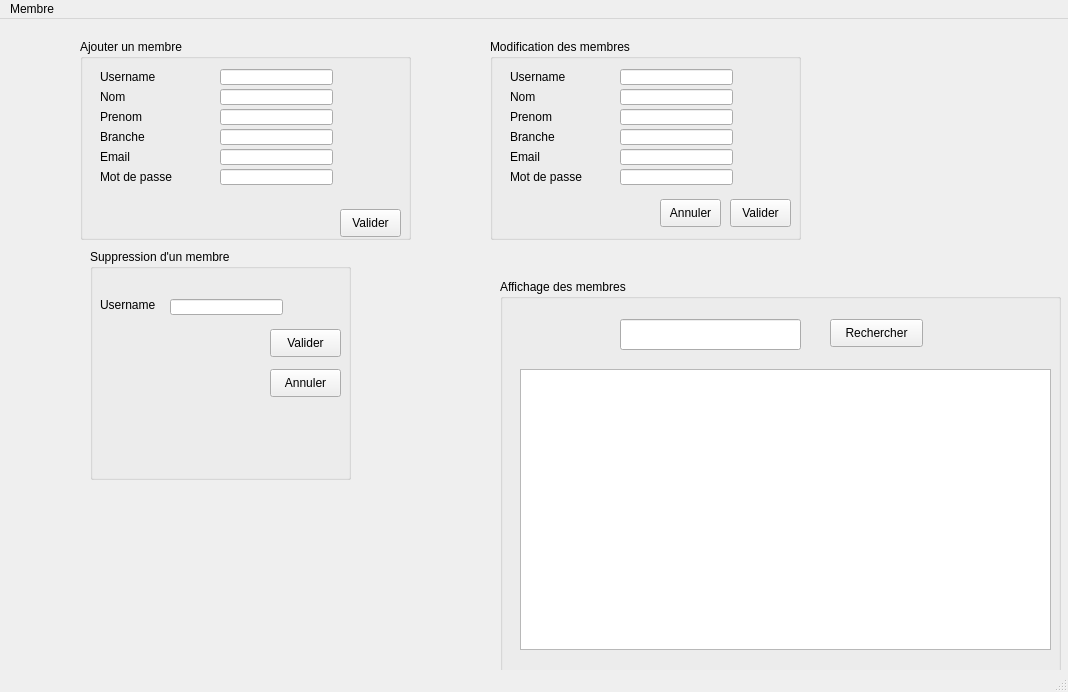
Above: mainwindow.ui from Mahdi-dahmani/Smart-Aid-association-2A9 before the change. Below: the same form after it.
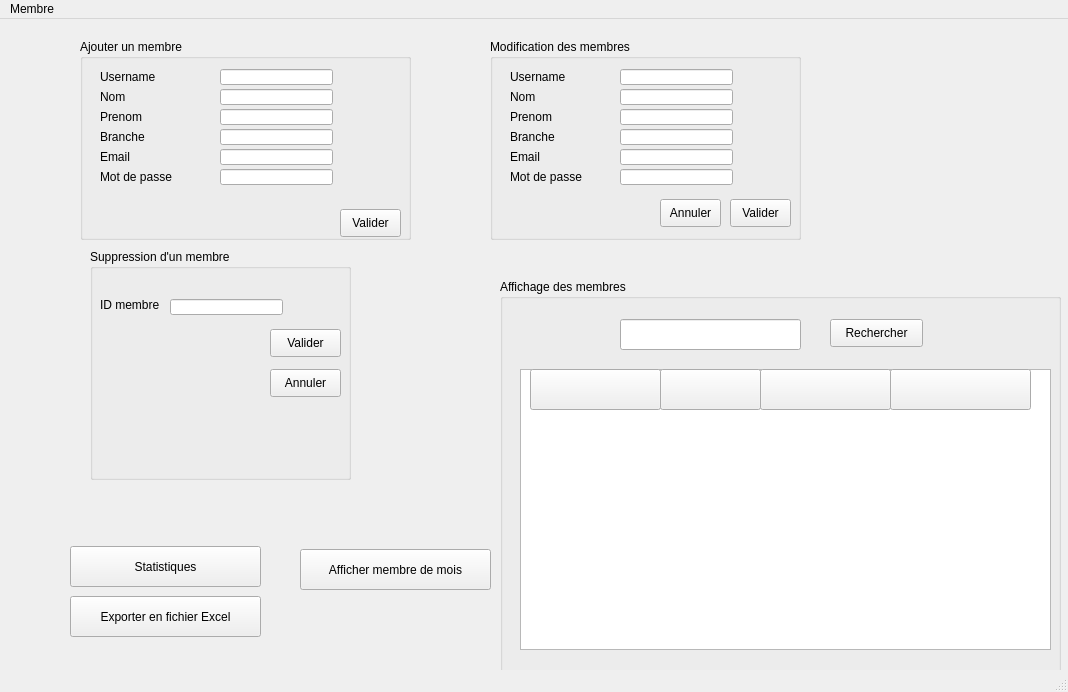
That is the form after the change.

```diff
--- a/mainwindow.ui
+++ b/mainwindow.ui
@@ -200,7 +200,7 @@
       </rect>
      </property>
      <property name="text">
-      <string>Username</string>
+      <string>ID membre</string>
      </property>
     </widget>
     <widget class="QLineEdit" name="lineEdit_supp_user">
@@ -465,6 +465,97 @@
       <string>Rechercher</string>
      </property>
     </widget>
+    <widget class="QPushButton" name="p_nom">
+     <property name="geometry">
+      <rect>
+       <x>160</x>
+       <y>90</y>
+       <width>101</width>
+       <height>41</height>
+      </rect>
+     </property>
+     <property name="text">
+      <string/>
+     </property>
+    </widget>
+    <widget class="QPushButton" name="p_id">
+     <property name="geometry">
+      <rect>
+       <x>30</x>
+       <y>90</y>
+       <width>131</width>
+       <height>41</height>
+      </rect>
+     </property>
+     <property name="text">
+      <string/>
+     </property>
+    </widget>
+    <widget class="QPushButton" name="p_prenom">
+     <property name="geometry">
+      <rect>
+       <x>260</x>
+       <y>90</y>
+       <width>131</width>
+       <height>41</height>
+      </rect>
+     </property>
+     <property name="text">
+      <string/>
+     </property>
+    </widget>
+    <widget class="QPushButton" name="p_user">
+     <property name="geometry">
+      <rect>
+       <x>390</x>
+       <y>90</y>
+       <width>141</width>
+       <height>41</height>
+      </rect>
+     </property>
+     <property name="text">
+      <string/>
+     </property>
+    </widget>
+   </widget>
+   <widget class="QPushButton" name="excel">
+    <property name="geometry">
+     <rect>
+      <x>70</x>
+      <y>577</y>
+      <width>191</width>
+      <height>41</height>
+     </rect>
+    </property>
+    <property name="text">
+     <string>Exporter en fichier Excel</string>
+    </property>
+   </widget>
+   <widget class="QPushButton" name="pushButton_7">
+    <property name="geometry">
+     <rect>
+      <x>70</x>
+      <y>527</y>
+      <width>191</width>
+      <height>41</height>
+     </rect>
+    </property>
+    <property name="text">
+     <string>Statistiques</string>
+    </property>
+   </widget>
+   <widget class="QPushButton" name="mdm">
+    <property name="geometry">
+     <rect>
+      <x>300</x>
+      <y>530</y>
+      <width>191</width>
+      <height>41</height>
+     </rect>
+    </property>
+    <property name="text">
+     <string>Afficher membre de mois</string>
+    </property>
    </widget>
   </widget>
   <widget class="QMenuBar" name="menubar">
```
